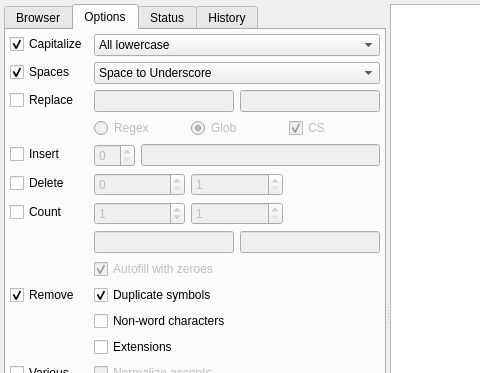
Qt form gui/filebrowser/demimove.ui (gmdfalk/60-days-of-python) before a commit; both pictures show x 0 to 480 and y 0 to 373 of the 896 by 649 pixel window.
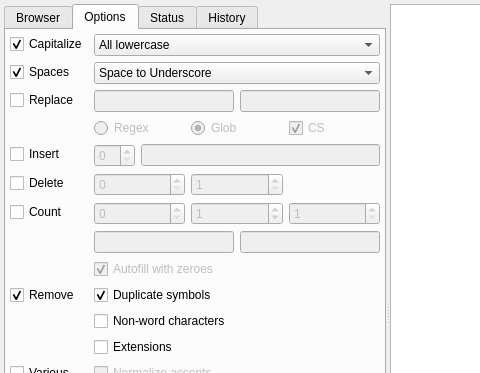
The same form after that commit.

Commit message: gui update and options dict

Diff of the .ui file:
```diff
--- a/gui/filebrowser/demimove.ui
+++ b/gui/filebrowser/demimove.ui
@@ -329,7 +329,17 @@
              <item row="6" column="1">
               <layout class="QHBoxLayout" name="countlayout" stretch="0,0,0">
                <item>
-                <widget class="QSpinBox" name="countstart">
+                <widget class="QSpinBox" name="countpos">
+                 <property name="enabled">
+                  <bool>false</bool>
+                 </property>
+                 <property name="toolTip">
+                  <string>&lt;html&gt;&lt;head/&gt;&lt;body&gt;&lt;p&gt;&lt;span style=&quot; font-weight:600;&quot;&gt;Count index&lt;/span&gt;&lt;/p&gt;&lt;p&gt;Position to insert the count at.&lt;/p&gt;&lt;/body&gt;&lt;/html&gt;</string>
+                 </property>
+                </widget>
+               </item>
+               <item>
+                <widget class="QSpinBox" name="countbase">
                  <property name="enabled">
                   <bool>false</bool>
                  </property>
@@ -360,13 +370,6 @@
                  </property>
                 </widget>
                </item>
-               <item>
-                <widget class="QLabel" name="countlabel">
-                 <property name="text">
-                  <string/>
-                 </property>
-                </widget>
-               </item>
               </layout>
              </item>
              <item row="7" column="1">
```
Left out of the diff: 26 changed lines with no effect on the pictures. The commit also changes 1 other file.
